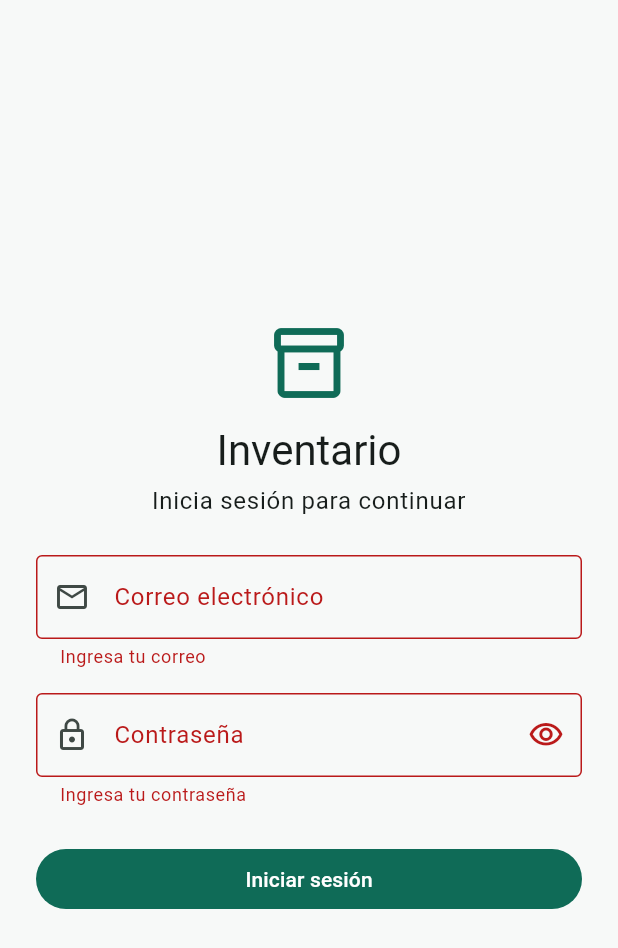
After one commit to CamilaPrieto0807/inventario-api-flutter, a Flutter app: the screen it shows after launch, after a tap on "Iniciar sesión", on a phone screen of 412 x 824 dp. The commit adds this screen. Shown: the top 948 px of the screen. Run offline on Flutter 3.47's test engine with Material 3 defaults, Android fonts, the phone set to English and light mode, and no system bars; our stand-ins replace dio, flutter_dotenv, flutter_secure_storage, go_router, shared_preferences; network calls fail.

Commit message:
feat(app): login JWT, almacenamiento seguro, rutas protegidas y pantalla de sesión

```diff
--- a/app_flutter/lib/app.dart
+++ b/app_flutter/lib/app.dart
@@ -2,17 +2,21 @@ import 'package:flutter/material.dart';
 import 'package:go_router/go_router.dart';
 
 import 'screens/dashboard_screen.dart';
+import 'screens/login_screen.dart';
 import 'screens/product_detail_screen.dart';
 import 'screens/product_form_screen.dart';
 import 'screens/product_list_screen.dart';
+import 'screens/session_screen.dart';
 import 'services/product_api.dart';
+import 'state/auth_store.dart';
 import 'state/products_store.dart';
 import 'widgets/app_shell.dart';
 
 class InventoryApp extends StatefulWidget {
-  const InventoryApp({super.key, required this.store});
+  const InventoryApp({super.key, required this.store, required this.authStore});
 
   final ProductsStore store;
+  final AuthStore authStore;
 
   @override
   State<InventoryApp> createState() => _InventoryAppState();
@@ -21,7 +25,20 @@ class InventoryApp extends StatefulWidget {
 class _InventoryAppState extends State<InventoryApp> {
   late final GoRouter _router = GoRouter(
     initialLocation: '/dashboard',
+    refreshListenable: widget.authStore,
+    // Sin sesión solo se puede ver /login; con sesión, /login redirige al dashboard
+    redirect: (context, state) {
+      final autenticado = widget.authStore.isAuthenticated;
+      final enLogin = state.matchedLocation == '/login';
+      if (!autenticado && !enLogin) return '/login';
+      if (autenticado && enLogin) return '/dashboard';
+      return null;
+    },
     routes: [
+      GoRoute(
+        path: '/login',
+        builder: (context, state) => const LoginScreen(),
+      ),
       ShellRoute(
         builder: (context, state, child) =>
             AppShell(location: state.uri.path, child: child),
@@ -29,6 +46,10 @@ class _InventoryAppState extends State<InventoryApp> {
           GoRoute(
             path: '/dashboard',
             builder: (context, state) => const DashboardScreen(),
+          ),
+          GoRoute(
+            path: '/session',
+            builder: (context, state) => const SessionScreen(),
           ),
           GoRoute(
             path: '/products',
@@ -64,15 +85,30 @@ class _InventoryAppState extends State<InventoryApp> {
   );
 
   @override
+  void initState() {
+    super.initState();
+    widget.authStore.addListener(_onAuthChanged);
+  }
+
+  // Al perder la sesión se limpian los productos en memoria
+  void _onAuthChanged() {
+    if (!widget.authStore.isAuthenticated) widget.store.clear();
+  }
+
+  @override
   void dispose() {
+    widget.authStore.removeListener(_onAuthChanged);
     _router.dispose();
     widget.store.dispose();
+    widget.authStore.dispose();
     super.dispose();
   }
 
   @override
   Widget build(BuildContext context) {
-    return InventoryScope(
+    return AuthScope(
+      notifier: widget.authStore,
+      child: InventoryScope(
         notifier: widget.store,
         child: MaterialApp.router(
           title: 'Inventario',
@@ -89,6 +125,7 @@ class _InventoryAppState extends State<InventoryApp> {
             ),
           ),
           routerConfig: _router,
+        ),
       ),
     );
   }
@@ -110,4 +147,20 @@ class InventoryScope extends InheritedNotifier<ProductsStore> {
   }
 }
 
+class AuthScope extends InheritedNotifier<AuthStore> {
+  const AuthScope({
+    super.key,
+    required AuthStore notifier,
+    required super.child,
+  }) : super(notifier: notifier);
+
+  static AuthStore of(BuildContext context) {
+    final scope = context.dependOnInheritedWidgetOfExactType<AuthScope>();
+    if (scope == null || scope.notifier == null) {
+      throw StateError('AuthScope no está disponible en este contexto');
+    }
+    return scope.notifier!;
+  }
+}
+
 ProductApi productApiOf(BuildContext context) => InventoryScope.of(context).api;
--- a/app_flutter/lib/main.dart
+++ b/app_flutter/lib/main.dart
@@ -2,12 +2,35 @@ import 'package:flutter/material.dart';
 import 'package:flutter_dotenv/flutter_dotenv.dart';
 
 import 'app.dart';
+import 'services/api_client.dart';
+import 'services/auth_api.dart';
+import 'services/auth_storage.dart';
 import 'services/product_api.dart';
+import 'state/auth_store.dart';
 import 'state/products_store.dart';
 
 Future<void> main() async {
   WidgetsFlutterBinding.ensureInitialized();
   await dotenv.load(fileName: '.env');
-  final api = ProductApi(baseUrl: dotenv.env['API_BASE_URL'] ?? '');
-  runApp(InventoryApp(store: ProductsStore(api)));
+
+  final baseUrl = dotenv.env['API_BASE_URL'] ?? '';
+  if (baseUrl.trim().isEmpty) {
+    throw const ApiException('Configura API_BASE_URL en el archivo .env');
+  }
+
+  final storage = AuthStorage();
+  late final AuthStore authStore;
+  final dio = createDio(
+    baseUrl: baseUrl,
+    storage: storage,
+    onUnauthorized: () => authStore.sessionExpired(),
+  );
+  authStore = AuthStore(AuthApi(dio), storage);
+
+  // Recupera y valida la sesión guardada antes de mostrar la app
+  await authStore.init();
+
+  runApp(
+    InventoryApp(store: ProductsStore(ProductApi(dio)), authStore: authStore),
+  );
 }
--- /dev/null
+++ b/app_flutter/lib/screens/login_screen.dart
@@ -0,0 +1,141 @@
+import 'package:flutter/material.dart';
+
+import '../app.dart';
+
+class LoginScreen extends StatefulWidget {
+  const LoginScreen({super.key});
+
+  @override
+  State<LoginScreen> createState() => _LoginScreenState();
+}
+
+class _LoginScreenState extends State<LoginScreen> {
+  final _formKey = GlobalKey<FormState>();
+  final _email = TextEditingController();
+  final _password = TextEditingController();
+  bool _ocultar = true;
+
+  @override
+  void dispose() {
+    _email.dispose();
+    _password.dispose();
+    super.dispose();
+  }
+
+  Future<void> _enviar() async {
+    if (!_formKey.currentState!.validate()) return;
+    // Si el login es correcto, el router redirige solo al dashboard
+    await AuthScope.of(context).login(_email.text, _password.text);
+  }
+
+  @override
+  Widget build(BuildContext context) {
+    final auth = AuthScope.of(context);
+    final colores = Theme.of(context).colorScheme;
+    return Scaffold(
+      body: SafeArea(
+        child: Center(
+          child: SingleChildScrollView(
+            padding: const EdgeInsets.all(24),
+            child: ConstrainedBox(
+              constraints: const BoxConstraints(maxWidth: 420),
+              child: Form(
+                key: _formKey,
+                child: Column(
+                  mainAxisSize: MainAxisSize.min,
+                  crossAxisAlignment: CrossAxisAlignment.stretch,
+                  children: [
+                    Icon(Icons.inventory_2_outlined,
+                        size: 56, color: colores.primary),
+                    const SizedBox(height: 12),
+                    Text(
+                      'Inventario',
+                      textAlign: TextAlign.center,
+                      style: Theme.of(context).textTheme.headlineMedium,
+                    ),
+                    const SizedBox(height: 4),
+                    Text(
+                      'Inicia sesión para continuar',
+                      textAlign: TextAlign.center,
+                      style: Theme.of(context).textTheme.bodyLarge,
+                    ),
+                    const SizedBox(height: 24),
+                    if (auth.errorMessage != null) ...[
+                      Container(
+                        padding: const EdgeInsets.all(12),
+                        decoration: BoxDecoration(
+                          color: colores.errorContainer,
+                          borderRadius: BorderRadius.circular(8),
+                        ),
+                        child: Row(
+                          children: [
+                            Icon(Icons.error_outline,
+                                color: colores.onErrorContainer),
+                            const SizedBox(width: 8),
+                            Expanded(
+                              child: Text(
+                                auth.errorMessage!,
+                                style: TextStyle(color: colores.onErrorContainer),
+                              ),
+                            ),
+                          ],
+                        ),
+                      ),
+                      const SizedBox(height: 16),
+                    ],
+                    TextFormField(
+                      controller: _email,
+                      keyboardType: TextInputType.emailAddress,
+                      enabled: !auth.isLoading,
+                      decoration: const InputDecoration(
+                        labelText: 'Correo electrónico',
+                        prefixIcon: Icon(Icons.email_outlined),
+                      ),
+                      validator: (value) {
+                        final texto = value?.trim() ?? '';
+                        if (texto.isEmpty) return 'Ingresa tu correo';
+                        if (!texto.contains('@')) return 'Correo no válido';
+                        return null;
+                      },
+                    ),
+                    const SizedBox(height: 16),
+                    TextFormField(
+                      controller: _password,
+                      obscureText: _ocultar,
+                      enabled: !auth.isLoading,
+                      onFieldSubmitted: (_) => _enviar(),
+                      decoration: InputDecoration(
+                        labelText: 'Contraseña',
+                        prefixIcon: const Icon(Icons.lock_outline),
+                        suffixIcon: IconButton(
+                          icon: Icon(_ocultar
+                              ? Icons.visibility_outlined
+                              : Icons.visibility_off_outlined),
+                          onPressed: () => setState(() => _ocultar = !_ocultar),
+                        ),
+                      ),
+                      validator: (value) => (value == null || value.isEmpty)
+                          ? 'Ingresa tu contraseña'
+                          : null,
+                    ),
+                    const SizedBox(height: 24),
+                    FilledButton(
+                      onPressed: auth.isLoading ? null : _enviar,
+                      child: auth.isLoading
+                          ? const SizedBox(
+                              height: 20,
+                              width: 20,
+                              child: CircularProgressIndicator(strokeWidth: 2),
+                            )
+                          : const Text('Iniciar sesión'),
+                    ),
+                  ],
+                ),
+              ),
+            ),
+          ),
+        ),
+      ),
+    );
+  }
+}
--- /dev/null
+++ b/app_flutter/lib/services/api_client.dart
@@ -0,0 +1,38 @@
+import 'package:dio/dio.dart';
+
+import 'auth_storage.dart';
+
+Dio createDio({
+  required String baseUrl,
+  required AuthStorage storage,
+  required void Function() onUnauthorized,
+}) {
+  final dio = Dio(
+    BaseOptions(
+      baseUrl: baseUrl.endsWith('/') ? baseUrl : '$baseUrl/',
+      connectTimeout: const Duration(seconds: 10),
+      receiveTimeout: const Duration(seconds: 10),
+      headers: const {'Content-Type': 'application/json'},
+    ),
+  );
+
+  dio.interceptors.add(
+    InterceptorsWrapper(
+      onRequest: (options, handler) async {
+        final token = await storage.readToken();
+        if (token != null && token.isNotEmpty) {
+          options.headers['Authorization'] = 'Bearer $token';
+        }
+        handler.next(options);
+      },
+      onError: (error, handler) {
+        final esLogin = error.requestOptions.path.contains('auth/login');
+        if (error.response?.statusCode == 401 && !esLogin) {
+          onUnauthorized();
+        }
+        handler.next(error);
+      },
+    ),
+  );
+  return dio;
+}
--- a/app_flutter/lib/services/product_api.dart
+++ b/app_flutter/lib/services/product_api.dart
@@ -12,19 +12,7 @@ class ApiException implements Exception {
 }
 
 class ProductApi {
-  ProductApi({required String baseUrl})
-    : _dio = Dio(
-        BaseOptions(
-          baseUrl: baseUrl.endsWith('/') ? baseUrl : '$baseUrl/',
-          connectTimeout: const Duration(seconds: 10),
-          receiveTimeout: const Duration(seconds: 10),
-          headers: const {'Content-Type': 'application/json'},
-        ),
-      ) {
-    if (baseUrl.trim().isEmpty) {
-      throw const ApiException('Configura API_BASE_URL en el archivo .env');
-    }
-  }
+  ProductApi(this._dio);
 
   final Dio _dio;
 
--- /dev/null
+++ b/app_flutter/lib/state/auth_store.dart
@@ -0,0 +1,101 @@
+import 'dart:async';
+
+import 'package:flutter/foundation.dart';
+
+import '../services/auth_api.dart';
+import '../services/auth_storage.dart';
+import '../services/product_api.dart' show ApiException;
+
+enum AuthStatus { unknown, authenticated, unauthenticated }
+
+class AuthStore extends ChangeNotifier {
+  AuthStore(this._api, this._storage);
+
+  final AuthApi _api;
+  final AuthStorage _storage;
+
+  AuthStatus status = AuthStatus.unknown;
+  bool isLoading = false;
+  String? errorMessage;
+  String? nombre;
+  String? email;
+  String? tokenPreview; // solo los últimos 4 caracteres
+
+  bool get isAuthenticated => status == AuthStatus.authenticated;
+  bool get hasToken => tokenPreview != null;
+
+  String _mask(String token) =>
+      token.length > 4 ? '••••${token.substring(token.length - 4)}' : '••••';
+
+  /// Se ejecuta al abrir la app: recupera y valida la sesión guardada.
+  Future<void> init() async {
+    final token = await _storage.readToken();
+    if (token == null || token.isEmpty) {
+      status = AuthStatus.unauthenticated;
+      notifyListeners();
+      return;
+    }
+    final saved = await _storage.readUser();
+    nombre = saved.nombre;
+    email = saved.email;
+    tokenPreview = _mask(token);
+    try {
+      final me = await _api.me();
+      nombre = me.nombre;
+      email = me.email;
+      status = AuthStatus.authenticated;
+    } on SessionInvalidException {
+      await _clearSession(message: 'Tu sesión expiró. Inicia sesión de nuevo.');
+      return;
+    } on ApiException {
+      // Sin conexión: se conserva la sesión; las peticiones mostrarán su error.
+      status = AuthStatus.authenticated;
+    }
+    notifyListeners();
+  }
+
+  Future<bool> login(String email, String password) async {
+    isLoading = true;
+    errorMessage = null;
+    notifyListeners();
+    try {
+      final session = await _api.login(email.trim(), password);
+      await _storage.saveSession(
+        token: session.token,
+        nombre: session.nombre,
+        email: session.email,
+      );
+      nombre = session.nombre;
+      this.email = session.email;
+      tokenPreview = _mask(session.token);
+      status = AuthStatus.authenticated;
+      return true;
+    } on ApiException catch (error) {
+      errorMessage = error.message;
+      return false;
+    } finally {
+      isLoading = false;
+      notifyListeners();
+    }
+  }
+
+  Future<void> logout() => _clearSession();
+
+  /// Lo llama el interceptor de Dio cuando la API responde 401.
+  void sessionExpired() {
+    if (status == AuthStatus.unauthenticated) return;
+    unawaited(
+      _clearSession(message: 'Tu sesión expiró. Inicia sesión de nuevo.'),
+    );
+  }
+
+  Future<void> _clearSession({String? message}) async {
+    await _storage.clear();
+    nombre = null;
+    email = null;
+    tokenPreview = null;
+    errorMessage = message;
+    status = AuthStatus.unauthenticated;
+    notifyListeners();
+  }
+}
--- a/app_flutter/pubspec.yaml
+++ b/app_flutter/pubspec.yaml
@@ -38,6 +38,8 @@ dependencies:
   go_router: ^18.1.1
   flutter_dotenv: ^6.0.1
   intl: ^0.20.3
+  flutter_secure_storage: ^11.2.0
+  shared_preferences: ^2.5.6
 
 dev_dependencies:
   flutter_test:
```
Also changed, not shown: app_flutter/lib/screens/session_screen.dart (added, +61 -0 lines), app_flutter/lib/services/auth_api.dart (added, +66 -0 lines), app_flutter/lib/services/auth_storage.dart (added, +34 -0 lines), app_flutter/lib/state/products_store.dart (+8 -0 lines), app_flutter/lib/widgets/app_shell.dart (+11 -2 lines), app_flutter/pubspec.lock, 1 other file. Lines whose indentation alone changed are shown as unchanged.
